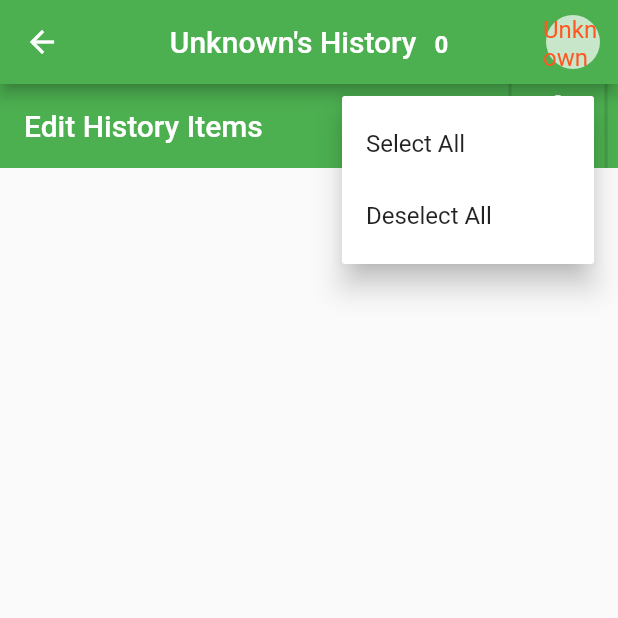
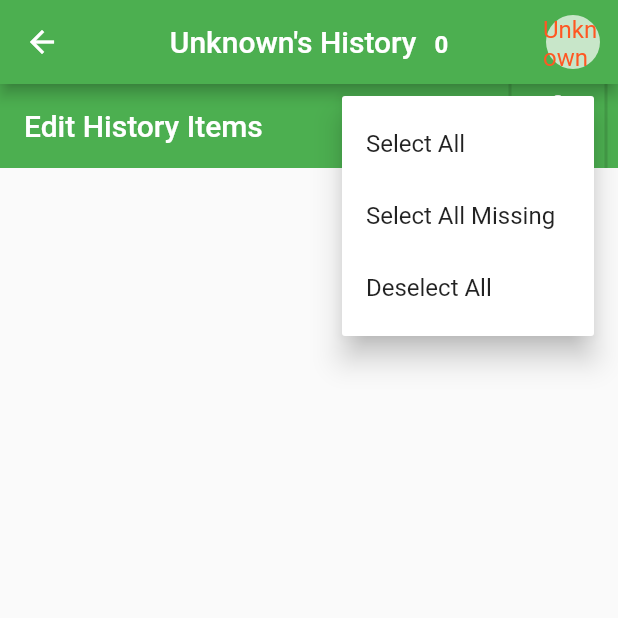
Before and after one commit to nibuen/kid_good_good, a Flutter app: the screen it shows after launch, item 3 of the bottom bar chosen, after a tap on the "check box" icon, on a phone screen of 412 x 824 dp, the top half of it. Run offline on Flutter 3.47's test engine with Material 2 defaults, Android fonts, the light colour scheme and no system bars; our stand-ins replace flutter_local_notifications, flutter_riverpod, hive, hive_flutter, numberpicker, timezone; accounts and stored records are empty; network calls fail.

Commit message:
History - Adding select all for missing points

```diff
--- a/lib/kid/history/history.dart
+++ b/lib/kid/history/history.dart
@@ -133,10 +133,12 @@ class _HistoryListState extends State<HistoryList> {
           itemsSelected.sublist(0, widget.historyAndMissingDays.length);
     } else if (oldWidget.historyAndMissingDays.length <
         widget.historyAndMissingDays.length) {
-      itemsSelected.addAll(List.filled(
-          widget.historyAndMissingDays.length -
-              oldWidget.historyAndMissingDays.length,
-          false));
+      itemsSelected.addAll(
+        List.filled(
+            widget.historyAndMissingDays.length -
+                oldWidget.historyAndMissingDays.length,
+            false),
+      );
     }
     assert(itemsSelected.length == widget.historyAndMissingDays.length);
   }
@@ -197,6 +199,16 @@ class _HistoryListState extends State<HistoryList> {
                 itemsSelected[i] = true;
               }
               selectedCount = itemsSelected.length;
+            });
+          },
+          onSelectAllMissing: () {
+            setState(() {
+              for (int i = 0; i < widget.historyAndMissingDays.length; i++) {
+                if(widget.historyAndMissingDays[i] is MissingPointHistory) {
+                  itemsSelected[i] = true;
+                }
+              }
+              selectedCount = 0;
             });
           },
           onDeselectAll: () {
@@ -271,19 +283,21 @@ class SelectedCounter extends StatefulWidget {
   const SelectedCounter({
     required this.selectedCount,
     required this.onSelectAll,
+    required this.onSelectAllMissing,
     required this.onDeselectAll,
     Key? key,
   }) : super(key: key);
 
   final int selectedCount;
   final VoidCallback onSelectAll;
+  final VoidCallback onSelectAllMissing;
   final VoidCallback onDeselectAll;
 
   @override
   State<SelectedCounter> createState() => _SelectedCounterState();
 }
 
-enum Selections { select_all, deselect_all }
+enum Selections { select_all, select_all_missing, deselect_all }
 
 class _SelectedCounterState extends State<SelectedCounter> {
   Selections _selection = Selections.select_all;
@@ -319,6 +333,9 @@ class _SelectedCounterState extends State<SelectedCounter> {
             case Selections.select_all:
               widget.onSelectAll();
               break;
+            case Selections.select_all_missing:
+              widget.onSelectAllMissing();
+              break;
             case Selections.deselect_all:
               widget.onDeselectAll();
               break;
@@ -329,6 +346,10 @@ class _SelectedCounterState extends State<SelectedCounter> {
         const PopupMenuItem<Selections>(
           value: Selections.select_all,
           child: Text('Select All'),
+        ),
+        const PopupMenuItem<Selections>(
+          value: Selections.select_all_missing,
+          child: Text('Select All Missing'),
         ),
         const PopupMenuItem<Selections>(
           value: Selections.deselect_all,
```
